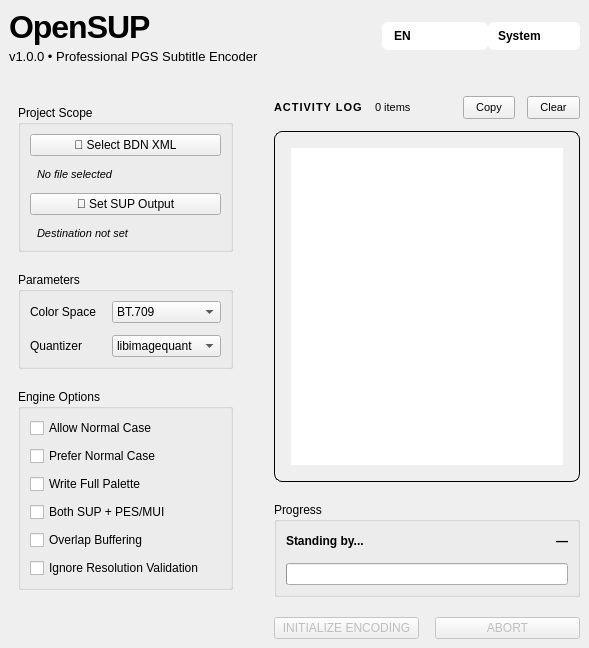
Old version of the form src/opensup/gui/main_window.ui in the repository Lanzoone30/OpenSUP.
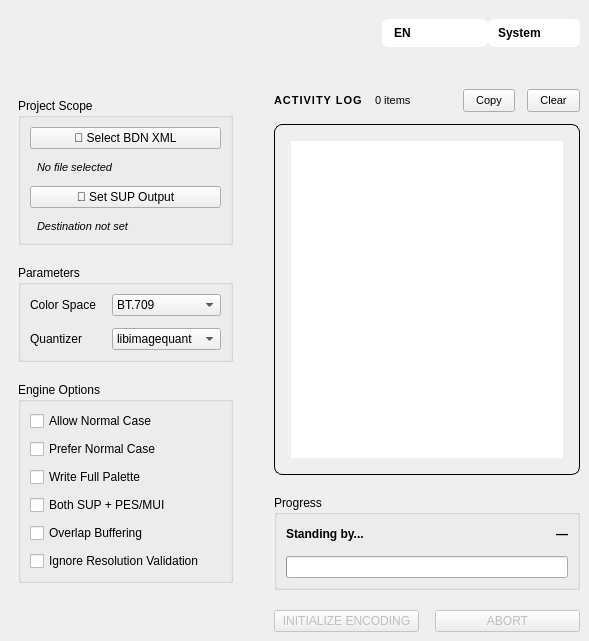
New version of the form. Icons and pictures are not drawn.

Commit message: gui: reemplazar texto header por logo embebido (180x48 png via .qrc)

```diff
--- a/src/opensup/gui/main_window.ui
+++ b/src/opensup/gui/main_window.ui
@@ -23,25 +23,27 @@
       <item>
        <layout class="QVBoxLayout" name="brandStack">
         <property name="spacing">
-         <number>4</number>
+         <number>0</number>
         </property>
         <item>
-         <widget class="QLabel" name="lbl_header_2">
-          <property name="styleSheet">
-           <string notr="true">font-size: 32px; font-weight: 800; letter-spacing: -1px;</string>
+         <widget class="QLabel" name="lbl_logo">
+          <property name="minimumSize">
+           <size>
+            <width>180</width>
+            <height>48</height>
+           </size>
           </property>
-          <property name="text">
-           <string>OpenSUP</string>
+          <property name="maximumSize">
+           <size>
+            <width>180</width>
+            <height>48</height>
+           </size>
           </property>
-         </widget>
-        </item>
-        <item>
-         <widget class="QLabel" name="lbl_version_2">
-          <property name="styleSheet">
-           <string notr="true">font-size: 13px;</string>
+          <property name="pixmap">
+           <pixmap resource="resources.qrc">:/logo/OpenSUP-GUI.png</pixmap>
           </property>
-          <property name="text">
-           <string>v1.0.0 • Professional PGS Subtitle Encoder</string>
+          <property name="scaledContents">
+           <bool>true</bool>
           </property>
          </widget>
         </item>
```
The commit also changes 4 other files.
